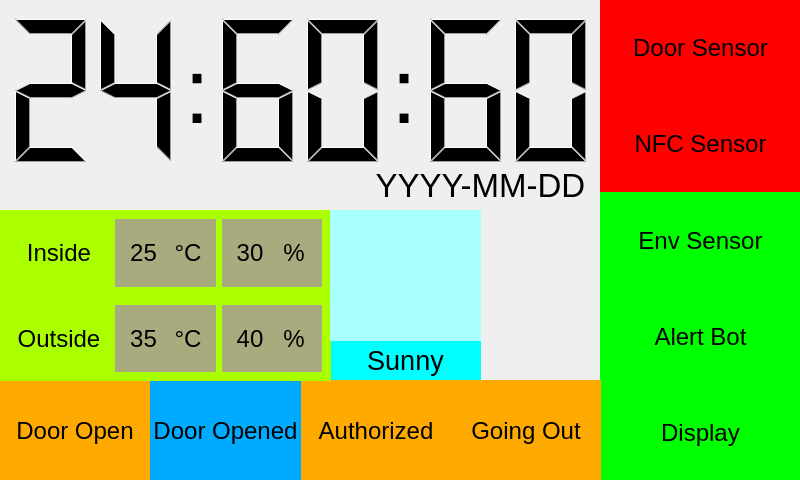
Before: the Qt Designer form qt/main.ui in namboy94/securiphant, drawn with Qt 5.
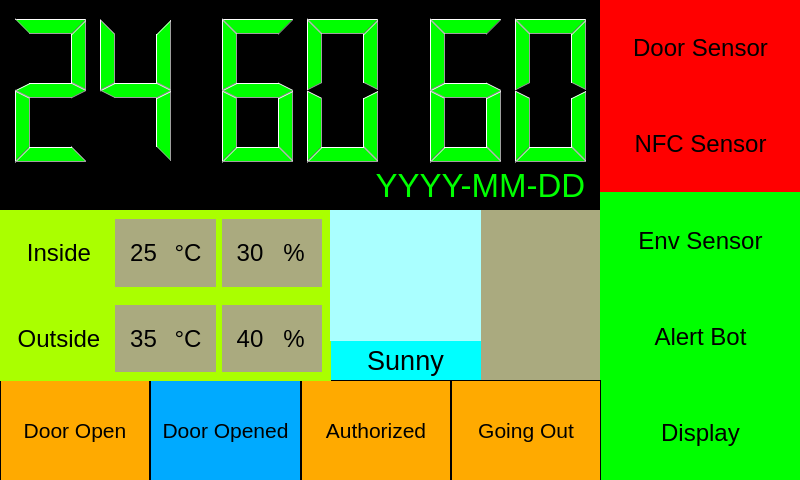
After: the same form once the commit is applied. Icons and pictures are not drawn.

```diff
--- a/qt/main.ui
+++ b/qt/main.ui
@@ -200,8 +200,11 @@
     <layout class="QHBoxLayout" name="horizontalLayout">
      <item>
       <widget class="QLCDNumber" name="hour_display">
+       <property name="styleSheet">
+        <string notr="true">color: rgb(0, 255, 0);</string>
+       </property>
        <property name="frameShadow">
-        <enum>QFrame::Sunken</enum>
+        <enum>QFrame::Plain</enum>
        </property>
        <property name="lineWidth">
         <number>0</number>
@@ -237,6 +240,12 @@
      </item>
      <item>
       <widget class="QLCDNumber" name="minute_display">
+       <property name="styleSheet">
+        <string notr="true">color: rgb(0, 255, 0);</string>
+       </property>
+       <property name="frameShadow">
+        <enum>QFrame::Plain</enum>
+       </property>
        <property name="lineWidth">
         <number>0</number>
        </property>
@@ -271,6 +280,12 @@
      </item>
      <item>
       <widget class="QLCDNumber" name="second_display">
+       <property name="styleSheet">
+        <string notr="true">color: rgb(0, 255, 0);</string>
+       </property>
+       <property name="frameShadow">
+        <enum>QFrame::Plain</enum>
+       </property>
        <property name="lineWidth">
         <number>0</number>
        </property>
@@ -304,6 +319,9 @@
       <pointsize>25</pointsize>
      </font>
     </property>
+    <property name="styleSheet">
+     <string notr="true">color: rgb(0, 255, 0);</string>
+    </property>
     <property name="text">
      <string>YYYY-MM-DD</string>
     </property>
@@ -326,14 +344,26 @@
      </property>
      <item>
       <widget class="QLabel" name="door_open_state">
+       <property name="sizePolicy">
+        <sizepolicy hsizetype="Ignored" vsizetype="Preferred">
+         <horstretch>0</horstretch>
+         <verstretch>0</verstretch>
+        </sizepolicy>
+       </property>
        <property name="font">
         <font>
-         <pointsize>18</pointsize>
+         <pointsize>16</pointsize>
         </font>
        </property>
        <property name="styleSheet">
         <string notr="true">background-color: rgb(255, 170, 0);</string>
        </property>
+       <property name="frameShape">
+        <enum>QFrame::Box</enum>
+       </property>
+       <property name="frameShadow">
+        <enum>QFrame::Plain</enum>
+       </property>
        <property name="text">
         <string>Door Open</string>
        </property>
@@ -344,14 +374,23 @@
      </item>
      <item>
       <widget class="QLabel" name="door_opened_state">
+       <property name="sizePolicy">
+        <sizepolicy hsizetype="Ignored" vsizetype="Preferred">
+         <horstretch>0</horstretch>
+         <verstretch>0</verstretch>
+        </sizepolicy>
+       </property>
        <property name="font">
         <font>
-         <pointsize>18</pointsize>
+         <pointsize>16</pointsize>
         </font>
        </property>
        <property name="styleSheet">
         <string notr="true">background-color: rgb(0, 170, 255);</string>
        </property>
+       <property name="frameShape">
+        <enum>QFrame::Box</enum>
+       </property>
        <property name="text">
         <string>Door Opened</string>
        </property>
@@ -362,14 +401,23 @@
      </item>
      <item>
       <widget class="QLabel" name="user_authorized_state">
+       <property name="sizePolicy">
+        <sizepolicy hsizetype="Ignored" vsizetype="Preferred">
+         <horstretch>0</horstretch>
+         <verstretch>0</verstretch>
+        </sizepolicy>
+       </property>
        <property name="font">
         <font>
-         <pointsize>18</pointsize>
+         <pointsize>16</pointsize>
         </font>
        </property>
        <property name="styleSheet">
         <string notr="true">background-color: rgb(255, 170, 0);</string>
        </property>
+       <property name="frameShape">
+        <enum>QFrame::Box</enum>
+       </property>
        <property name="text">
         <string>Authorized</string>
        </property>
@@ -380,14 +428,23 @@
      </item>
      <item>
       <widget class="QLabel" name="going_out_state">
+       <property name="sizePolicy">
+        <sizepolicy hsizetype="Ignored" vsizetype="Preferred">
+         <horstretch>0</horstretch>
+         <verstretch>0</verstretch>
+        </sizepolicy>
+       </property>
        <property name="font">
         <font>
-         <pointsize>18</pointsize>
+         <pointsize>16</pointsize>
         </font>
        </property>
        <property name="styleSheet">
         <string notr="true">background-color: rgb(255, 170, 0);</string>
        </property>
+       <property name="frameShape">
+        <enum>QFrame::Box</enum>
+       </property>
        <property name="text">
         <string>Going Out</string>
        </property>
@@ -690,7 +747,7 @@
       <x>480</x>
       <y>220</y>
       <width>121</width>
-      <height>151</height>
+      <height>141</height>
      </rect>
     </property>
     <property name="text">
@@ -703,6 +760,40 @@
      <bool>true</bool>
     </property>
    </widget>
+   <widget class="QLabel" name="label">
+    <property name="geometry">
+     <rect>
+      <x>0</x>
+      <y>-12</y>
+      <width>661</width>
+      <height>231</height>
+     </rect>
+    </property>
+    <property name="styleSheet">
+     <string notr="true">background-color: rgb(0, 0, 0);</string>
+    </property>
+    <property name="text">
+     <string/>
+    </property>
+   </widget>
+   <widget class="QLabel" name="label_2">
+    <property name="geometry">
+     <rect>
+      <x>480</x>
+      <y>210</y>
+      <width>121</width>
+      <height>171</height>
+     </rect>
+    </property>
+    <property name="styleSheet">
+     <string notr="true">background-color: rgb(170, 170, 127);</string>
+    </property>
+    <property name="text">
+     <string/>
+    </property>
+   </widget>
+   <zorder>label</zorder>
+   <zorder>label_2</zorder>
    <zorder>weather_description</zorder>
    <zorder>verticalLayoutWidget</zorder>
    <zorder>horizontalLayoutWidget</zorder>
```
